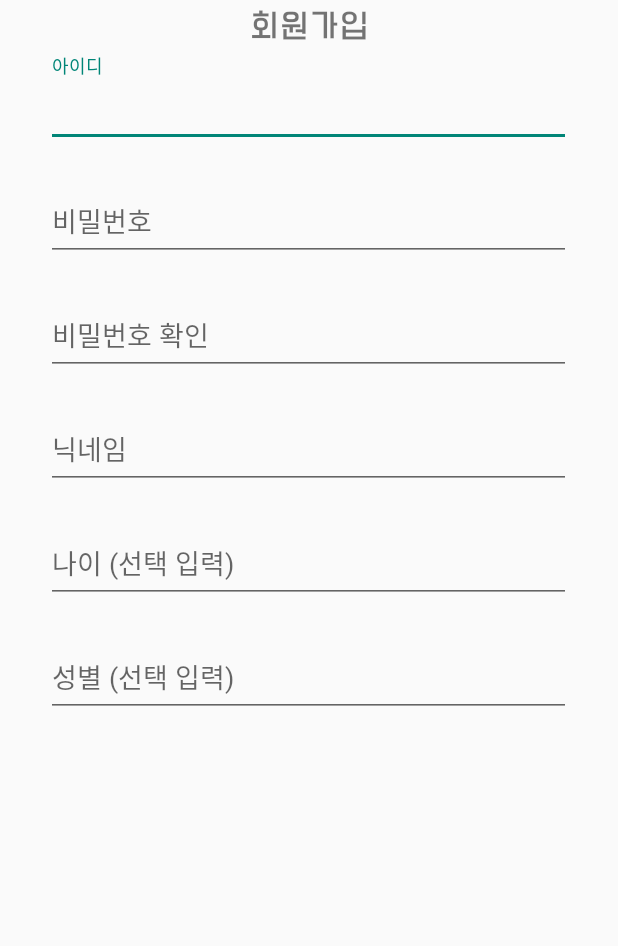
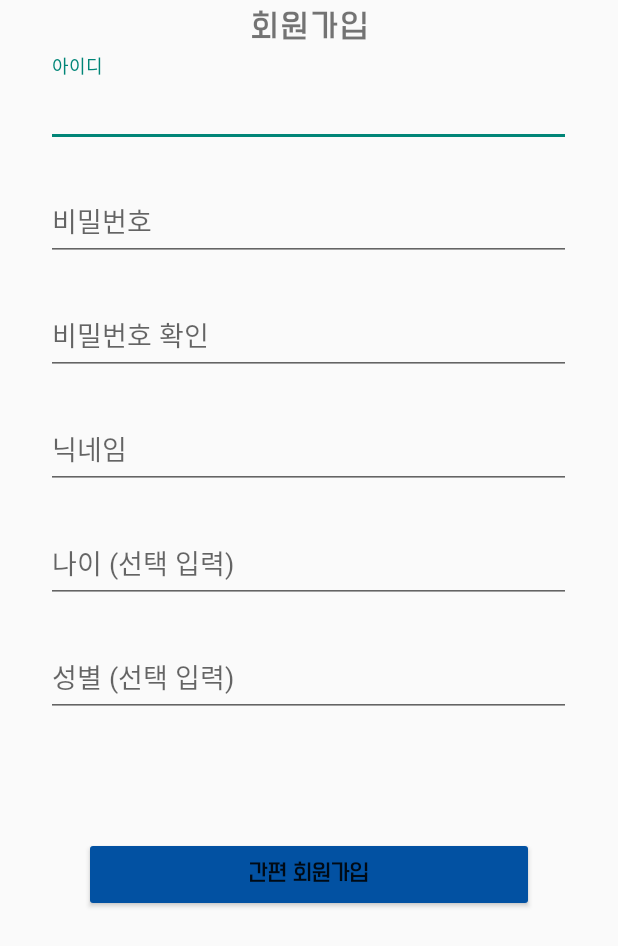
Before and after one commit to Damnun/Android_SoonBapSang, an Android app: the layout register.xml on its own in the app's theme, with its tools: preview values and no code run, on a phone screen of 412 x 824 dp. Shown: the top 946 px of the screen. Run offline under Robolectric (Android 15) with nearby library versions, the phone set to English and light mode, and no system bars.

Commit message:
create Login page create register page connect apache <-> mariadb <-> androidstudio

```diff
--- a/app/src/main/AndroidManifest.xml
+++ b/app/src/main/AndroidManifest.xml
@@ -20,5 +20,6 @@
             </intent-filter>
         </activity>
         <activity android:name=".LoginPage" android:label="Login Page"/>
+        <activity android:name=".RegisterPage" android:label="Register Page"/>
     </application>
 </manifest>
--- a/app/src/main/res/layout/login.xml
+++ b/app/src/main/res/layout/login.xml
@@ -13,7 +13,7 @@
         android:layout_gravity="center"
         android:layout_marginTop="100dp"
         android:layout_marginBottom="0dp"
-        app:srcCompat="@drawable/logo_image" />
+        android:src="@drawable/logo_image" />
 
     <TextView
         android:id="@+id/login_logo_text"
@@ -28,10 +28,10 @@
         android:textAppearance="@style/TextAppearance.AppCompat.Body1" />
 
     <com.google.android.material.textfield.TextInputLayout
-        android:id="@+id/login_id"
         android:layout_width="match_parent"
         android:layout_height="wrap_content">
         <com.google.android.material.textfield.TextInputEditText
+            android:id="@+id/login_id"
             android:layout_width="350dp"
             android:layout_height="50dp"
             android:layout_gravity="center"
@@ -42,10 +42,10 @@
     </com.google.android.material.textfield.TextInputLayout>
 
     <com.google.android.material.textfield.TextInputLayout
-        android:id="@+id/login_password"
         android:layout_width="match_parent"
         android:layout_height="wrap_content">
         <com.google.android.material.textfield.TextInputEditText
+            android:id="@+id/login_password"
             android:layout_width="350dp"
             android:layout_height="50dp"
             android:layout_marginBottom="30dp"
--- a/app/src/main/res/layout/register.xml
+++ b/app/src/main/res/layout/register.xml
@@ -3,6 +3,7 @@
     android:layout_width="match_parent"
     android:layout_height="match_parent"
     android:orientation="vertical">
+
 
     <LinearLayout
         android:layout_width="match_parent"
@@ -23,11 +24,11 @@
     </LinearLayout>
 
     <com.google.android.material.textfield.TextInputLayout
-        android:id="@+id/register_id"
         android:layout_width="match_parent"
         android:layout_height="wrap_content">
 
         <com.google.android.material.textfield.TextInputEditText
+            android:id="@+id/register_id"
             android:layout_width="350dp"
             android:layout_height="50dp"
             android:layout_gravity="center"
@@ -38,10 +39,10 @@
     </com.google.android.material.textfield.TextInputLayout>
 
     <com.google.android.material.textfield.TextInputLayout
-        android:id="@+id/register_password"
         android:layout_width="match_parent"
         android:layout_height="wrap_content">
         <com.google.android.material.textfield.TextInputEditText
+            android:id="@+id/register_password"
             android:layout_width="350dp"
             android:layout_height="50dp"
             android:layout_marginBottom="15dp"
@@ -53,10 +54,10 @@
 
 
     <com.google.android.material.textfield.TextInputLayout
-        android:id="@+id/register_password_check"
         android:layout_width="match_parent"
         android:layout_height="wrap_content">
         <com.google.android.material.textfield.TextInputEditText
+            android:id="@+id/register_password_check"
             android:layout_width="350dp"
             android:layout_height="50dp"
             android:layout_marginBottom="15dp"
@@ -68,11 +69,11 @@
 
 
     <com.google.android.material.textfield.TextInputLayout
-        android:id="@+id/register_nickname"
         android:layout_width="match_parent"
         android:layout_height="wrap_content">
 
         <com.google.android.material.textfield.TextInputEditText
+            android:id="@+id/register_nickname"
             android:layout_width="350dp"
             android:layout_height="50dp"
             android:layout_gravity="center"
@@ -83,11 +84,11 @@
     </com.google.android.material.textfield.TextInputLayout>
 
     <com.google.android.material.textfield.TextInputLayout
-        android:id="@+id/register_age"
         android:layout_width="match_parent"
         android:layout_height="wrap_content">
 
         <com.google.android.material.textfield.TextInputEditText
+            android:id="@+id/register_age"
             android:layout_width="350dp"
             android:layout_height="50dp"
             android:layout_gravity="center"
@@ -98,20 +99,30 @@
     </com.google.android.material.textfield.TextInputLayout>
 
     <com.google.android.material.textfield.TextInputLayout
-        android:id="@+id/register_sex"
         android:layout_width="match_parent"
         android:layout_height="wrap_content">
 
         <com.google.android.material.textfield.TextInputEditText
+            android:id="@+id/register_sex"
             android:layout_width="350dp"
             android:layout_height="50dp"
             android:layout_gravity="center"
-            android:layout_marginBottom="15dp"
+            android:layout_marginBottom="80dp"
             android:fontFamily="@font/font_two"
             android:hint="성별 (선택 입력)"
             android:singleLine="true"></com.google.android.material.textfield.TextInputEditText>
     </com.google.android.material.textfield.TextInputLayout>
 
+    <Button
+        android:id="@+id/register_register_button"
+        android:layout_width="300dp"
+        android:layout_height="50dp"
+        android:layout_gravity="center"
+        android:layout_marginBottom="16dp"
+        android:backgroundTint="#0251A2"
+        android:fontFamily="@font/logo_font"
+        android:text="간편 회원가입" />
+
 
 
 </LinearLayout>
```
Also changed, not shown: app/src/main/java/com/example/midtermproj/LoginPage.java (+39 -0 lines), app/src/main/java/com/example/midtermproj/RegisterPage.java (+13 -1 lines).
